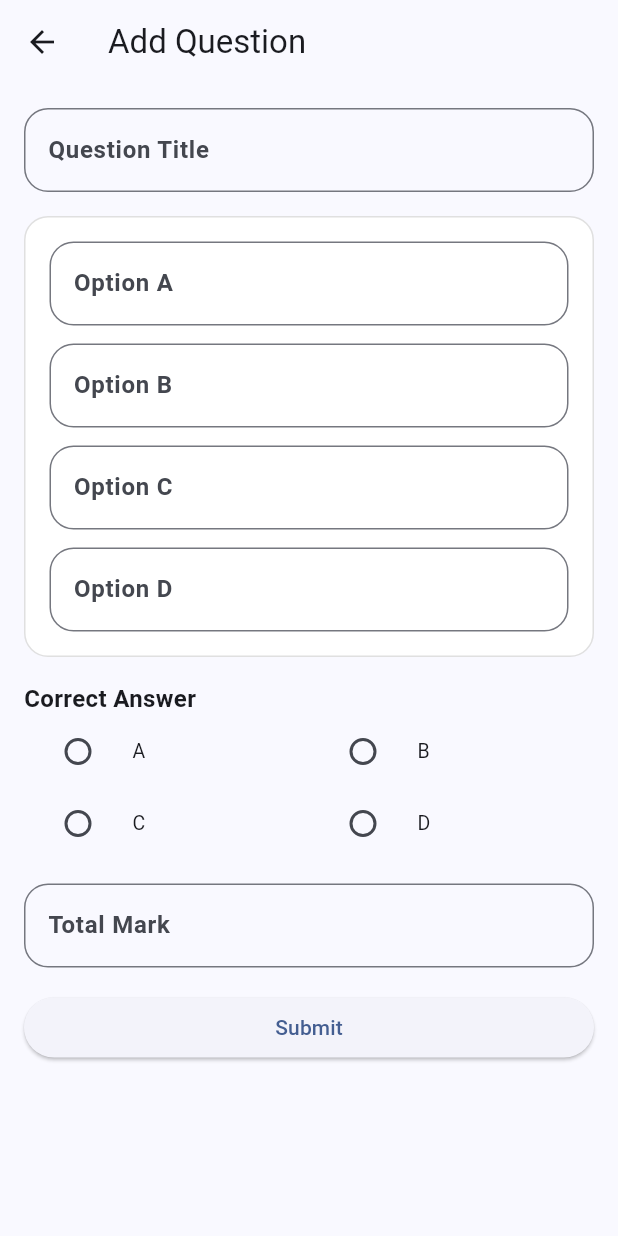
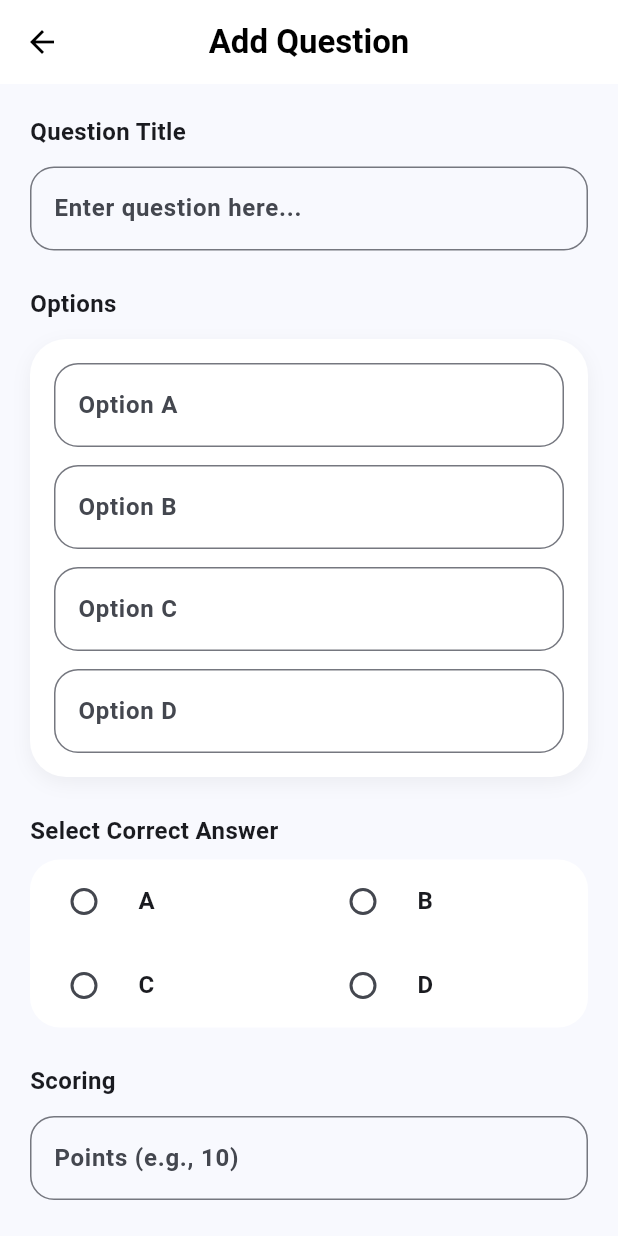
Before and after one commit to majidbhuiyan20/BDApps, a Flutter app: the screen it shows after launch, after a tap on an icon or button, on a phone screen of 412 x 824 dp. Run offline on Flutter 3.47's test engine with Material 3 defaults, Android fonts, the phone set to English and light mode, and no system bars; our stand-ins replace hive, hive_flutter, shared_preferences; accounts and stored records are empty.

Commit message:
integrate Hive storage and add question preview and listing views

```diff
--- /dev/null
+++ b/lib/QuizApp/service/country_data.dart
@@ -0,0 +1,3 @@
+class CountryData {
+  static String name = "Bangladesh";
+}
--- /dev/null
+++ b/lib/QuizApp/service/hive_database.dart
@@ -0,0 +1,53 @@
+import 'package:hive/hive.dart';
+import 'package:hive_flutter/adapters.dart';
+
+class HiveDatabase {
+  static Box? hiveStorage;
+
+  static Future<void> initialize()async{
+    await Hive.initFlutter();
+    hiveStorage = await Hive.openBox('QuizShell');
+  }
+
+  static Box  get box{
+    if(hiveStorage == null){
+      throw Exception('Hive storage not initialized');
+    }else{
+      return hiveStorage!;
+    }
+  }
+
+
+  // Read all Questions
+  static List get myQuestions => box.get("myQuestions") ?? [];
+
+  // Save all questions
+  static Future<void> saveAllQuestions(List questions)async{
+    await box.put("myQuestions", questions);
+
+  }
+
+  // Create new questions
+  static Future<void> addQuestion(Map<String, dynamic> question)async{
+    List existingQuestions = myQuestions;
+    existingQuestions.add(question);
+    await saveAllQuestions(existingQuestions);
+  }
+
+  // Update an existing question
+  static Future<void> updateQuestion( Map<String, dynamic> question ) async {
+    List existingQuestions = myQuestions;
+    int index = existingQuestions.indexWhere((q) => q['id'] == question['id']);
+    if (index != -1) {
+      existingQuestions[index] = question;
+      await saveAllQuestions(existingQuestions);
+    }
+  }
+
+  // Delete a questions
+  static Future<void> deleteQuestion(int questionId) async {
+    List existingQuestions = myQuestions;
+    existingQuestions.removeWhere((q) => q['id'] == questionId);
+    await saveAllQuestions(existingQuestions);
+  }
+}
--- /dev/null
+++ b/lib/QuizApp/service/user_data.dart
@@ -0,0 +1,4 @@
+class UserData {
+  static String userImageUrl = '';
+  static String userName = 'Majid Bhuiyan';
+}
--- a/lib/QuizApp/views/add_question.dart
+++ b/lib/QuizApp/views/add_question.dart
@@ -1,6 +1,8 @@
+import 'package:bdapps/QuizApp/service/hive_database.dart';
 import 'package:bdapps/QuizApp/widgets/my_textfield.dart';
 import 'package:bdapps/QuizApp/widgets/title_section.dart';
 import 'package:flutter/material.dart';
+import 'added_questions.dart';
 
 class AddQuestion extends StatefulWidget {
   const AddQuestion({super.key});
@@ -10,126 +12,216 @@ class AddQuestion extends StatefulWidget {
 }
 
 class _AddQuestionState extends State<AddQuestion> {
-  TextEditingController questionTitleController = TextEditingController();
-  TextEditingController optionAController = TextEditingController();
-  TextEditingController optionBController = TextEditingController();
-  TextEditingController optionCController = TextEditingController();
-  TextEditingController optionDController = TextEditingController();
-  TextEditingController markController = TextEditingController();
+  final TextEditingController questionTitleController = TextEditingController();
+  final TextEditingController optionAController = TextEditingController();
+  final TextEditingController optionBController = TextEditingController();
+  final TextEditingController optionCController = TextEditingController();
+  final TextEditingController optionDController = TextEditingController();
+  final TextEditingController markController = TextEditingController();
   int? currentAnswerIndex;
 
-  void addQuestion(){
+  void addQuestion() {
+    // Validation
+    if (questionTitleController.text.trim().isEmpty ||
+        optionAController.text.trim().isEmpty ||
+        optionBController.text.trim().isEmpty ||
+        optionCController.text.trim().isEmpty ||
+        optionDController.text.trim().isEmpty ||
+        markController.text.trim().isEmpty ||
+        currentAnswerIndex == null) {
+      ScaffoldMessenger.of(context).showSnackBar(
+        const SnackBar(
+          content: Text("Please fill all fields and select the correct answer"),
+          backgroundColor: Colors.redAccent,
+        ),
+      );
+      return;
+    }
+
     Map<String, dynamic> questionJson = {
-      "id": 1,
-      "question": questionTitleController.text,
+      "id": DateTime.now().millisecondsSinceEpoch,
+      "question": questionTitleController.text.trim(),
       "options": [
-        optionAController.text,
-        optionBController.text,
-        optionCController.text,
-        optionDController.text,
+        optionAController.text.trim(),
+        optionBController.text.trim(),
+        optionCController.text.trim(),
+        optionDController.text.trim(),
       ],
       "answerIndex": currentAnswerIndex,
-      "mark": int.parse(markController.text),
+      "mark": int.tryParse(markController.text.trim()) ?? 0,
     };
-    print(questionJson);
+
+    HiveDatabase.addQuestion(questionJson);
+    resetForm();
+
+    showDialog(
+      context: context,
+      builder: (context) => AlertDialog(
+        shape: RoundedRectangleBorder(borderRadius: BorderRadius.circular(20)),
+        title: const Text("Success"),
+        content: const Text("Question added successfully!"),
+        actions: [
+          TextButton(
+            onPressed: () => Navigator.pop(context),
+            child: const Text("OK", style: TextStyle(color: Color(0xFF4A00E0), fontWeight: FontWeight.bold)),
+          ),
+        ],
+      ),
+    );
   }
+
+  void resetForm() {
+    questionTitleController.clear();
+    optionAController.clear();
+    optionBController.clear();
+    optionCController.clear();
+    optionDController.clear();
+    markController.clear();
+    setState(() {
+      currentAnswerIndex = null;
+    });
+  }
+
+  @override
+  void dispose() {
+    questionTitleController.dispose();
+    optionAController.dispose();
+    optionBController.dispose();
+    optionCController.dispose();
+    optionDController.dispose();
+    markController.dispose();
+    super.dispose();
+  }
+
   @override
   Widget build(BuildContext context) {
     return Scaffold(
+      backgroundColor: const Color(0xFFF8F9FE),
       appBar: AppBar(
-        title: const Text('Add Question'),
+        title: const Text('Add Question', style: TextStyle(fontWeight: FontWeight.bold)),
+        backgroundColor: Colors.white,
+        foregroundColor: Colors.black,
+        elevation: 0,
+        centerTitle: true,
       ),
       body: ListView(
-        padding:  EdgeInsets.all(16),
-        // Question
+        padding: const EdgeInsets.all(20),
         children: [
-          MyTextField(controller: questionTitleController, label: "Question Title"),
-          SizedBox(height: 16,),
+          const TitleSection(title: "Question Title", showSeeAll: false),
+          const SizedBox(height: 12),
+          MyTextField(
+            controller: questionTitleController,
+            label: "Enter question here...",
+          ),
+          const SizedBox(height: 24),
+
+          const TitleSection(title: "Options", showSeeAll: false),
+          const SizedBox(height: 12),
           Container(
-            padding: EdgeInsets.all(16),
+            padding: const EdgeInsets.all(16),
             decoration: BoxDecoration(
               color: Colors.white,
-              borderRadius: BorderRadius.circular(16),
-              border: Border.all(
-                color: Colors.grey.shade300,
-                width: 1
-              )
+              borderRadius: BorderRadius.circular(24),
+              boxShadow: [
+                BoxShadow(
+                  color: Colors.black.withOpacity(0.05),
+                  blurRadius: 10,
+                  offset: const Offset(0, 4),
+                ),
+              ],
             ),
             child: Column(
-              spacing: 12,
               children: [
                 MyTextField(controller: optionAController, label: "Option A"),
+                const SizedBox(height: 12),
                 MyTextField(controller: optionBController, label: "Option B"),
+                const SizedBox(height: 12),
                 MyTextField(controller: optionCController, label: "Option C"),
+                const SizedBox(height: 12),
                 MyTextField(controller: optionDController, label: "Option D"),
               ],
             ),
           ),
 
-
-          const SizedBox(height: 16),
-          TitleSection(title: "Correct Answer", showSeeAll: false,),
+          const SizedBox(height: 24),
+          const TitleSection(title: "Select Correct Answer", showSeeAll: false),
+          const SizedBox(height: 8),
+          Container(
+            decoration: BoxDecoration(
+              color: Colors.white,
+              borderRadius: BorderRadius.circular(20),
+            ),
+            child: Column(
+              children: [
                 Row(
                   children: [
-              Expanded(
-                child: RadioListTile<int?>(
-                  dense: true,
-                  value: 0,
-                  title: Text("A"),
-                  groupValue: currentAnswerIndex,
-                  onChanged: (value) =>setState(() {
-                    currentAnswerIndex = value;
-                  })
-                ),
-              ),
-              Expanded(
-                child: RadioListTile<int?>(
-                    dense: true,
-                  value: 1,
-                  title: Text("B"),
-                  groupValue: currentAnswerIndex,
-                  onChanged: (value)=>setState(() {
-                    currentAnswerIndex = value;
-                  })
-                ),
-              ),
+                    _buildRadioOption("A", 0),
+                    _buildRadioOption("B", 1),
                   ],
                 ),
                 Row(
                   children: [
-              Expanded(
-                child: RadioListTile<int?>(
-                  dense: true,
-                  value: 2,
-                  title: Text("C"),
-                  groupValue: currentAnswerIndex,
-                  onChanged: (value)=>setState(() {
-                    currentAnswerIndex = value;
-                  }),
-                ),
-              ),
-              Expanded(
-                child: RadioListTile<int?>(
-                  dense: true,
-                  value: 3,
-                  title: Text("D"),
-                  groupValue: currentAnswerIndex,
-                  onChanged: (value) =>setState(() {
-                    currentAnswerIndex = value;
-                  }),
-                ),
+                    _buildRadioOption("C", 2),
+                    _buildRadioOption("D", 3),
+                  ],
                 ),
               ],
             ),
-          SizedBox(height: 16,),
-          MyTextField(controller: markController, label: "Total Mark", showNumberKeyboardOnly: true,),
-          SizedBox(height: 16,),
-          ElevatedButton(onPressed: (){
-            addQuestion();
-          }, child: Text("Submit")),
+          ),
+
+          const SizedBox(height: 24),
+          const TitleSection(title: "Scoring", showSeeAll: false),
+          const SizedBox(height: 12),
+          MyTextField(
+            controller: markController,
+            label: "Points (e.g., 10)",
+            showNumberKeyboardOnly: true,
+          ),
+
+          const SizedBox(height: 40),
+          ElevatedButton(
+            onPressed: addQuestion,
+            style: ElevatedButton.styleFrom(
+              backgroundColor: const Color(0xFF4A00E0),
+              foregroundColor: Colors.white,
+              minimumSize: const Size(double.infinity, 58),
+              shape: RoundedRectangleBorder(borderRadius: BorderRadius.circular(18)),
+              elevation: 2,
+            ),
+            child: const Text("Add Question", style: TextStyle(fontSize: 16, fontWeight: FontWeight.bold)),
+          ),
+
+          const SizedBox(height: 12),
+          OutlinedButton(
+            onPressed: () {
+              Navigator.push(context, MaterialPageRoute(builder: (context) => const AddedQuestions()));
+            },
+            style: OutlinedButton.styleFrom(
+              minimumSize: const Size(double.infinity, 58),
+              side: const BorderSide(color: Color(0xFF4A00E0), width: 1.5),
+              shape: RoundedRectangleBorder(borderRadius: BorderRadius.circular(18)),
+            ),
+            child: const Text("View All Questions", style: TextStyle(color: Color(0xFF4A00E0), fontWeight: FontWeight.bold)),
+          ),
+          const SizedBox(height: 40),
         ],
+      ),
+    );
+  }
 
-      )
+  Widget _buildRadioOption(String label, int value) {
+    return Expanded(
+      child: RadioListTile<int>(
+        value: value,
+        groupValue: currentAnswerIndex,
+        title: Text(label, style: const TextStyle(fontWeight: FontWeight.bold)),
+        activeColor: const Color(0xFF4A00E0),
+        onChanged: (newValue) {
+          setState(() {
+            currentAnswerIndex = newValue;
+          });
+        },
+      ),
     );
   }
 }
--- /dev/null
+++ b/lib/QuizApp/views/question_preview.dart
@@ -0,0 +1,35 @@
+import 'package:bdapps/QuizApp/model/quiz_ques_model.dart';
+import 'package:bdapps/QuizApp/service/hive_database.dart';
+import 'package:flutter/material.dart';
+
+class QuestionPreview extends StatelessWidget {
+  const QuestionPreview({super.key, required this.question, required this.index});
+
+  final QuizQuestion question;
+  final int index;
+
+  @override
+  Widget build(BuildContext context) {
+    return Card(
+      elevation: 7,
+      margin: EdgeInsets.only(bottom: 16),
+      child: Column(
+        crossAxisAlignment: CrossAxisAlignment.start,
+        children: [
+          Text("Q${index+1} : ${question.question}", style: TextStyle(fontWeight: FontWeight.bold, fontSize: 16)),
+          SizedBox(height: 8,),
+          ...List.generate(question.options.length, (optionIndex){
+            bool isCorrect = optionIndex == question.answerIndex;
+            return Padding(padding: EdgeInsets.symmetric(vertical: 4), child: Text("${String.fromCharCode(65 + optionIndex)}. ${question.options[optionIndex]} ${isCorrect ? "(Correct Answer)" : ""}", style: TextStyle(fontSize: 14, color: isCorrect ? Colors.green : Colors.black),));
+
+          }),
+          Divider(),
+
+          Align(
+              alignment: Alignment.center,
+              child: Text("Mark: ${question.mark}"))
+        ],
+      ),
+    );
+  }
+}
--- a/lib/QuizApp/widgets/home_page_header.dart
+++ b/lib/QuizApp/widgets/home_page_header.dart
@@ -1,3 +1,4 @@
+import 'package:bdapps/QuizApp/service/user_data.dart';
 import 'package:flutter/material.dart';
 import 'package:shared_preferences/shared_preferences.dart';
 
@@ -29,7 +30,7 @@ class HomePageHeader extends StatelessWidget  {
           child: Column(
             crossAxisAlignment: CrossAxisAlignment.start,
             children: [
-              const Text('Hi, Majid B.', style: TextStyle(fontWeight: FontWeight.w700, fontSize: 16,),),
+              Text('Hi, ${UserData.userName}', style: const TextStyle(fontWeight: FontWeight.w700, fontSize: 16,),),
               Text('Flutter Developer', style: TextStyle(fontSize: 14, fontWeight: FontWeight.w500, color: Colors.black26.withOpacity(0.5)),)
             ],
           ),
--- a/lib/main.dart
+++ b/lib/main.dart
@@ -1,7 +1,10 @@
+import 'package:bdapps/QuizApp/service/hive_database.dart';
 import 'package:flutter/material.dart';
 import 'QuizApp/views/quiz_app_home.dart';
 
-void main() {
+Future<void> main() async {
+  WidgetsFlutterBinding.ensureInitialized();
+  await HiveDatabase.initialize();
   runApp(const MyPortfolioApp());
 }
 
@@ -18,7 +21,7 @@ class MyPortfolioApp extends StatelessWidget {
         colorSchemeSeed: Colors.blueAccent,
         brightness: Brightness.light,
       ),
-      home:  QuizAppHome(),
+      home: const QuizAppHome(),
     );
   }
 }
--- a/pubspec.yaml
+++ b/pubspec.yaml
@@ -13,6 +13,8 @@ dependencies:
   cupertino_icons: ^1.0.8
   shared_preferences: ^2.5.5
   hive: ^2.2.3
+  path_provider: ^2.1.6
+  hive_flutter: ^1.1.0
 
 dev_dependencies:
   flutter_test:
```
Also changed, not shown: lib/QuizApp/views/added_questions.dart (added, +44 -0 lines), pubspec.lock. Lines whose indentation alone changed are shown as unchanged.
